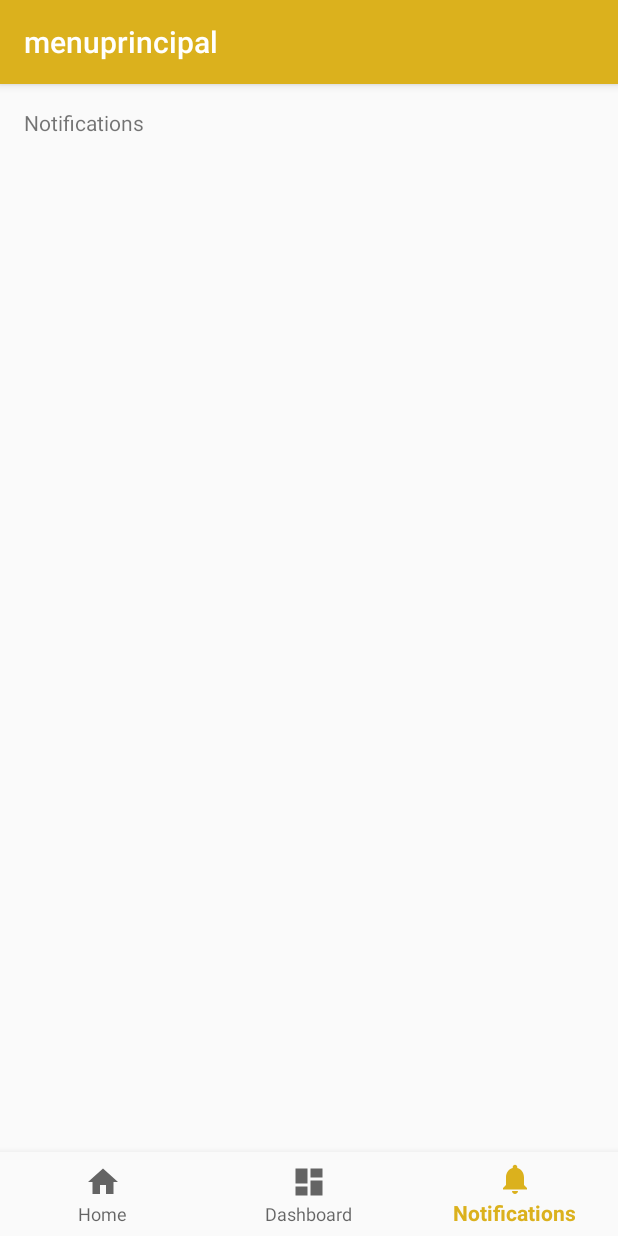
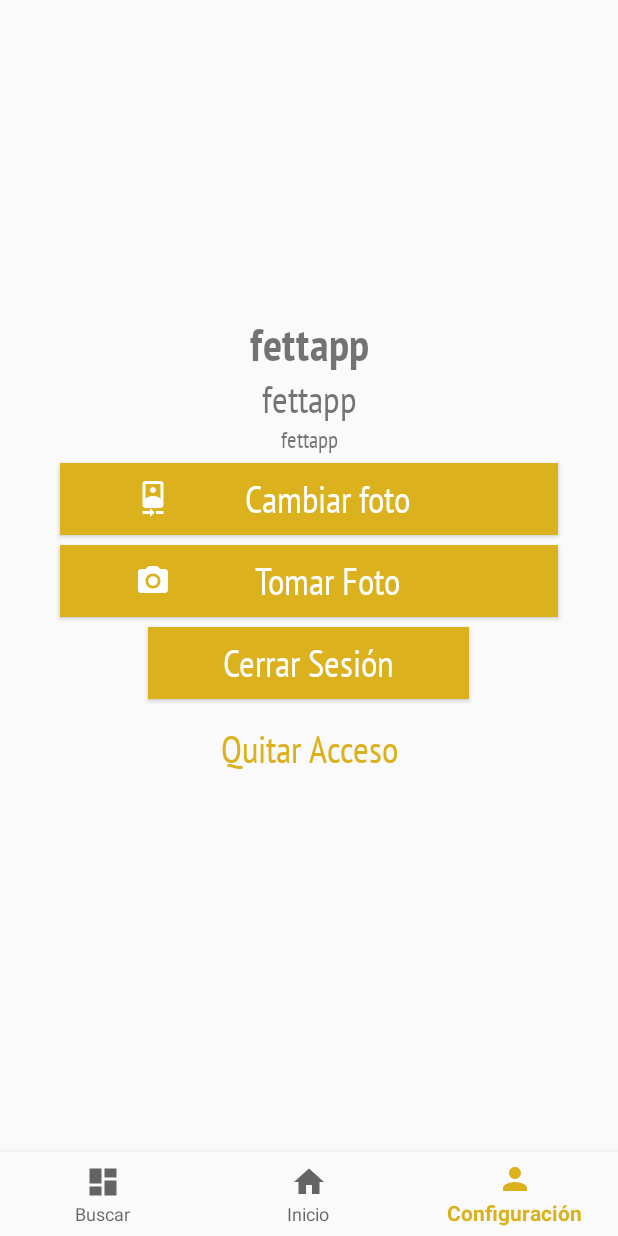
Before and after one commit to henrylopez777/PIADSW, an Android app: the menuprincipal screen opened directly, with no data from a screen before it, item 3 of the bottom bar chosen, on a phone screen of 412 x 824 dp. Run offline under Robolectric (Android 15) with nearby library versions, the phone set to English and light mode, and no system bars; pictures from the network do not load.

Commit message:
Conexion Google Exitosa
Muestra información del usuario en la pantalla configuración.
Permite el manejo de fragments desde un navigation bar.
Así mismo permite cerrar sesión y revocar accesos.

```diff
--- a/PIA/app/build.gradle
+++ b/PIA/app/build.gradle
@@ -29,6 +29,6 @@ dependencies {
     implementation 'com.google.firebase:firebase-core:16.0.1'
     implementation 'com.google.android.gms:play-services-auth:16.0.0'
     implementation 'com.google.firebase:firebase-auth:16.0.1'
-
+    implementation 'com.github.bumptech.glide:glide:3.7.0'
 }
 apply plugin: 'com.google.gms.google-services'
--- /dev/null
+++ b/PIA/app/src/main/java/com/example/henrylopez/fettapp/fragment_config.java
@@ -0,0 +1,250 @@
+package com.example.henrylopez.fettapp;
+
+import android.app.Activity;
+import android.content.Context;
+import android.content.Intent;
+import android.net.Uri;
+import android.os.Bundle;
+import android.support.annotation.NonNull;
+import android.support.v4.app.Fragment;
+import android.view.LayoutInflater;
+import android.view.View;
+import android.view.ViewGroup;
+import android.widget.Button;
+import android.widget.ImageView;
+import android.widget.TextView;
+import android.widget.Toast;
+
+import com.bumptech.glide.Glide;
+import com.google.android.gms.auth.api.Auth;
+import com.google.android.gms.auth.api.signin.GoogleSignInAccount;
+import com.google.android.gms.auth.api.signin.GoogleSignInOptions;
+import com.google.android.gms.auth.api.signin.GoogleSignInResult;
+import com.google.android.gms.common.ConnectionResult;
+import com.google.android.gms.common.api.GoogleApiClient;
+import com.google.android.gms.common.api.OptionalPendingResult;
+import com.google.android.gms.common.api.ResultCallback;
+import com.google.android.gms.common.api.Status;
+
+
+/**
+ * A simple {@link Fragment} subclass.
+ * Activities that contain this fragment must implement the
+ * {@link fragment_config.OnFragmentInteractionListener} interface
+ * to handle interaction events.
+ * Use the {@link fragment_config#newInstance} factory method to
+ * create an instance of this fragment.
+ */
+public class fragment_config extends Fragment implements GoogleApiClient.OnConnectionFailedListener {
+    // TODO: Rename parameter arguments, choose names that match
+    // the fragment initialization parameters, e.g. ARG_ITEM_NUMBER
+    private static final String ARG_PARAM1 = "param1";
+    private static final String ARG_PARAM2 = "param2";
+
+    // TODO: Rename and change types of parameters
+    private String mParam1;
+    private String mParam2;
+
+    View vista;
+    Button btnCloseSesion;
+    TextView tvNombre;
+    TextView tvEmail;
+    TextView tvIdUser;
+    ImageView ivUser;
+
+    GoogleApiClient googleApiClient;
+
+    private OnFragmentInteractionListener mListener;
+
+    public fragment_config() {
+        // Required empty public constructor
+    }
+
+    /**
+     * Use this factory method to create a new instance of
+     * this fragment using the provided parameters.
+     *
+     * @param param1 Parameter 1.
+     * @param param2 Parameter 2.
+     * @return A new instance of fragment fragment_config.
+     */
+    // TODO: Rename and change types and number of parameters
+    public static fragment_config newInstance(String param1, String param2) {
+        fragment_config fragment = new fragment_config();
+        Bundle args = new Bundle();
+        args.putString(ARG_PARAM1, param1);
+        args.putString(ARG_PARAM2, param2);
+        fragment.setArguments(args);
+        return fragment;
+    }
+
+    @Override
+    public void onCreate(Bundle savedInstanceState) {
+        super.onCreate(savedInstanceState);
+        if (getArguments() != null) {
+            mParam1 = getArguments().getString(ARG_PARAM1);
+            mParam2 = getArguments().getString(ARG_PARAM2);
+        }
+
+        //SESION GOOGLE
+        GoogleSignInOptions gso = new GoogleSignInOptions.Builder(GoogleSignInOptions.DEFAULT_SIGN_IN)
+                .requestEmail()
+                .build();
+        googleApiClient = new GoogleApiClient.Builder(getContext())
+                .enableAutoManage(getActivity(),  this)
+                .addApi(Auth.GOOGLE_SIGN_IN_API,gso)
+                .build();
+    }
+
+    //PARA NO SOBRE CARGAR LA APP Y EVITAR QUE SE CIERRE
+    @Override
+    public void onStop() {
+        super.onStop();
+        if (googleApiClient != null && googleApiClient.isConnected()) {
+            googleApiClient.stopAutoManage(getActivity());
+            googleApiClient.disconnect();
+        }
+    }
+
+    @Override
+    public View onCreateView(LayoutInflater inflater, ViewGroup container,
+                             Bundle savedInstanceState) {
+
+        //CARGAR VISTA PARA DETECTAR EVENTOS CLICK
+        vista = inflater.inflate(R.layout.fragment_fragment_config, container, false);
+
+        //BOTON CERRAR SESION
+        btnCloseSesion=vista.findViewById(R.id.btnCloseSesion);
+        btnCloseSesion.setOnClickListener(new View.OnClickListener() {
+            @Override
+            public void onClick(View view) {
+                LogOutSesionGoogle(vista);
+            }
+        });
+
+        //BOTON Revocar Accesos
+        btnCloseSesion=vista.findViewById(R.id.btnCloseSesion);
+        btnCloseSesion.setOnClickListener(new View.OnClickListener() {
+            @Override
+            public void onClick(View view) {
+                RevokeAccessGoogle(vista);
+            }
+        });
+
+        ivUser = (ImageView)vista.findViewById(R.id.ivUser);
+        tvNombre = (TextView)vista.findViewById(R.id.tvNombre);
+        tvEmail=(TextView)vista.findViewById(R.id.tvCorreo);
+        tvIdUser=(TextView)vista.findViewById(R.id.tvIdUsuario);
+
+        // Inflate the layout for this fragment
+        return vista;
+    }
+
+    //QUITAR ACCESOS
+    private void RevokeAccessGoogle(View vista) {
+        Auth.GoogleSignInApi.revokeAccess(googleApiClient).setResultCallback(new ResultCallback<Status>() {
+            @Override
+            public void onResult(@NonNull Status status) {
+                if(status.isSuccess()) {
+                    goLogInScreen();
+                } else{
+                    Toast.makeText(getContext(), R.string.revokeaccess,Toast.LENGTH_SHORT).show();
+                }
+            }
+        });
+    }
+
+    private void LogOutSesionGoogle(View vista) {
+        Auth.GoogleSignInApi.signOut(googleApiClient).setResultCallback(new ResultCallback<Status>() {
+            @Override
+            public void onResult(@NonNull Status status) {
+                if(status.isSuccess()) {
+                    goLogInScreen();
+                } else{
+                    Toast.makeText(getContext(), R.string.err_close_sesion,Toast.LENGTH_SHORT).show();
+                }
+            }
+        });
+    }
+
+
+    @Override
+    public void onStart() {
+        super.onStart();
+        OptionalPendingResult<GoogleSignInResult> opr = Auth.GoogleSignInApi.silentSignIn(googleApiClient);
+        if(opr.isDone()){
+            GoogleSignInResult result = opr.get();
+            handleSignInResult(result);
+        }else{
+            opr.setResultCallback(new ResultCallback<GoogleSignInResult>() {
+                @Override
+                public void onResult(@NonNull GoogleSignInResult googleSignInResult) {
+                    handleSignInResult(googleSignInResult);
+                }
+            });
+        }
+    }
+
+    //Asignar datos a la pantalla
+    private void handleSignInResult(GoogleSignInResult result) {
+        if(result.isSuccess()){
+            GoogleSignInAccount account = result.getSignInAccount();
+            tvNombre.setText(account.getDisplayName());
+            tvEmail.setText(account.getEmail());
+            tvIdUser.setText(account.getId());
+            Glide.with(this).load(account.getPhotoUrl()).into(ivUser);
+        }else{
+            goLogInScreen();
+        }
+    }
+
+    //Regresar al menu principal
+    private void goLogInScreen() {
+        Intent intent = new Intent(getContext(),registro_user.class);
+        intent.addFlags(Intent.FLAG_ACTIVITY_CLEAR_TOP| Intent.FLAG_ACTIVITY_CLEAR_TASK | Intent.FLAG_ACTIVITY_NEW_TASK);
+        startActivity(intent);
+    }
+
+    // TODO: Rename method, update argument and hook method into UI event
+    public void onButtonPressed(Uri uri) {
+        if (mListener != null) {
+            mListener.onFragmentInteraction(uri);
+        }
+    }
+
+    @Override
+    public void onAttach(Context context) {
+        super.onAttach(context);
+        if (context instanceof OnFragmentInteractionListener) {
+            mListener = (OnFragmentInteractionListener) context;
+        } else {
+            Toast.makeText(context, R.string.config, Toast.LENGTH_SHORT).show();
+        }
+    }
+
+    @Override
+    public void onDetach() {
+        super.onDetach();
+        mListener = null;
+    }
+
+    @Override
+    public void onConnectionFailed(@NonNull ConnectionResult connectionResult) {
+
+    }
+
+    /**
+     * This interface must be implemented by activities that contain this
+     * fragment to allow an interaction in this fragment to be communicated
+     * to the activity and potentially other fragments contained in that
+     * activity.
+     * <p>
+     * See the Android Training lesson <a href=
+     * "http://developer.android.com/training/basics/fragments/communicating.html"
+     * >Communicating with Other Fragments</a> for more information.
+     */
+    public interface OnFragmentInteractionListener {
+        // TODO: Update argument type and name
+        void onFragmentInteraction(Uri uri);
+    }
+}
--- /dev/null
+++ b/PIA/app/src/main/java/com/example/henrylopez/fettapp/fragment_start.java
@@ -0,0 +1,109 @@
+package com.example.henrylopez.fettapp;
+
+import android.content.Context;
+import android.net.Uri;
+import android.os.Bundle;
+
+import android.support.v4.app.Fragment;
+import android.view.LayoutInflater;
+import android.view.View;
+import android.view.ViewGroup;
+import android.widget.Toast;
+
+
+/**
+ * A simple {@link Fragment} subclass.
+ * Activities that contain this fragment must implement the
+ * {@link fragment_start.OnFragmentInteractionListener} interface
+ * to handle interaction events.
+ * Use the {@link fragment_start#newInstance} factory method to
+ * create an instance of this fragment.
+ */
+public class fragment_start extends Fragment {
+    // TODO: Rename parameter arguments, choose names that match
+    // the fragment initialization parameters, e.g. ARG_ITEM_NUMBER
+    private static final String ARG_PARAM1 = "param1";
+    private static final String ARG_PARAM2 = "param2";
+
+    // TODO: Rename and change types of parameters
+    private String mParam1;
+    private String mParam2;
+
+    private OnFragmentInteractionListener mListener;
+
+    public fragment_start() {
+        // Required empty public constructor
+    }
+
+    /**
+     * Use this factory method to create a new instance of
+     * this fragment using the provided parameters.
+     *
+     * @param param1 Parameter 1.
+     * @param param2 Parameter 2.
+     * @return A new instance of fragment fragment_start.
+     */
+    // TODO: Rename and change types and number of parameters
+    public static fragment_start newInstance(String param1, String param2) {
+        fragment_start fragment = new fragment_start();
+        Bundle args = new Bundle();
+        args.putString(ARG_PARAM1, param1);
+        args.putString(ARG_PARAM2, param2);
+        fragment.setArguments(args);
+        return fragment;
+    }
+
+    @Override
+    public void onCreate(Bundle savedInstanceState) {
+        super.onCreate(savedInstanceState);
+        if (getArguments() != null) {
+            mParam1 = getArguments().getString(ARG_PARAM1);
+            mParam2 = getArguments().getString(ARG_PARAM2);
+        }
+    }
+
+    @Override
+    public View onCreateView(LayoutInflater inflater, ViewGroup container,
+                             Bundle savedInstanceState) {
+        // Inflate the layout for this fragment
+        return inflater.inflate(R.layout.fragment_fragment_start, container, false);
+    }
+
+    // TODO: Rename method, update argument and hook method into UI event
+    public void onButtonPressed(Uri uri) {
+        if (mListener != null) {
+            mListener.onFragmentInteraction(uri);
+        }
+    }
+
+    @Override
+    public void onAttach(Context context) {
+        super.onAttach(context);
+        if (context instanceof OnFragmentInteractionListener) {
+            mListener = (OnFragmentInteractionListener) context;
+        } else {
+            Toast.makeText(context,R.string.start, Toast.LENGTH_SHORT).show();
+        }
+    }
+
+    @Override
+    public void onDetach() {
+        super.onDetach();
+        mListener = null;
+    }
+
+    /**
+     * This interface must be implemented by activities that contain this
+     * fragment to allow an interaction in this fragment to be communicated
+     * to the activity and potentially other fragments contained in that
+     * activity.
+     * <p>
+     * See the Android Training lesson <a href=
+     * "http://developer.android.com/training/basics/fragments/communicating.html"
+     * >Communicating with Other Fragments</a> for more information.
+     */
+    public interface OnFragmentInteractionListener {
+        // TODO: Update argument type and name
+        void onFragmentInteraction(Uri uri);
+    }
+}
--- a/PIA/app/src/main/java/com/example/henrylopez/fettapp/menuprincipal.java
+++ b/PIA/app/src/main/java/com/example/henrylopez/fettapp/menuprincipal.java
@@ -3,28 +3,34 @@ package com.example.henrylopez.fettapp;
 import android.os.Bundle;
 import android.support.annotation.NonNull;
 import android.support.design.widget.BottomNavigationView;
+
+import android.support.v4.app.FragmentManager;
+import android.support.v4.app.FragmentTransaction;
 import android.support.v7.app.AppCompatActivity;
 import android.view.MenuItem;
-import android.widget.TextView;
+import android.view.Window;
+
+
 
 public class menuprincipal extends AppCompatActivity {
-
-    private TextView mTextMessage;
 
     private BottomNavigationView.OnNavigationItemSelectedListener mOnNavigationItemSelectedListener
             = new BottomNavigationView.OnNavigationItemSelectedListener() {
 
         @Override
         public boolean onNavigationItemSelected(@NonNull MenuItem item) {
+            //METODO PARA LEER EL FRAGMENT
+            FragmentManager fragmentManager = getSupportFragmentManager();
+            FragmentTransaction transaction = fragmentManager.beginTransaction();
             switch (item.getItemId()) {
-                case R.id.navigation_home:
-                    mTextMessage.setText(R.string.title_home);
+                case R.id.navigation_search:
+                    transaction.replace(R.id.flFragment,new fragment_search()).commit();
                     return true;
-                case R.id.navigation_dashboard:
-                    mTextMessage.setText(R.string.title_dashboard);
+                case R.id.navigation_preferences: //INICIO O PREFERENCIAS
+                    transaction.replace(R.id.flFragment,new fragment_start()).commit();
                     return true;
-                case R.id.navigation_notifications:
-                    mTextMessage.setText(R.string.title_notifications);
+                case R.id.navigation_config:
+                    transaction.replace(R.id.flFragment,new fragment_config()).commit();
                     return true;
             }
             return false;
@@ -34,11 +40,21 @@ public class menuprincipal extends AppCompatActivity {
     @Override
     protected void onCreate(Bundle savedInstanceState) {
         super.onCreate(savedInstanceState);
+        //OCULTAR BARRA DE TITULO
+        requestWindowFeature(Window.FEATURE_NO_TITLE);
+        getSupportActionBar().hide();
+        //CARGAR LAYOUT
         setContentView(R.layout.activity_menuprincipal);
 
-        mTextMessage = (TextView) findViewById(R.id.message);
+        //CARGAR FRAME POR DEFECTO EL DE INICIO
+        FragmentManager fragmentManager = getSupportFragmentManager();
+        FragmentTransaction transaction = fragmentManager.beginTransaction();
+        transaction.replace(R.id.flFragment,new fragment_start()).commit();
+
+        //CARGAR BARRA DE NAVEGACION INFERIOR
         BottomNavigationView navigation = (BottomNavigationView) findViewById(R.id.navigation);
         navigation.setOnNavigationItemSelectedListener(mOnNavigationItemSelectedListener);
+        navigation.setSelectedItemId(R.id.navigation_preferences);
     }
 
 }
--- a/PIA/app/src/main/java/com/example/henrylopez/fettapp/registro_user.java
+++ b/PIA/app/src/main/java/com/example/henrylopez/fettapp/registro_user.java
@@ -41,6 +41,7 @@ public class registro_user extends AppCompatActivity implements GoogleApiClient.
                 .build();
 
         signInButton = (SignInButton) findViewById(R.id.signInButton);
+        signInButton.setSize(SignInButton.SIZE_WIDE);
         signInButton.setOnClickListener(new View.OnClickListener() {
             @Override
             public void onClick(View view) {
--- /dev/null
+++ b/PIA/app/src/main/res/drawable/ic_camera_front_black_24dp.xml
@@ -0,0 +1,5 @@
+<vector android:height="24dp" android:tint="#FFFFFF"
+    android:viewportHeight="24.0" android:viewportWidth="24.0"
+    android:width="24dp" xmlns:android="http://schemas.android.com/apk/res/android">
+    <path android:fillColor="#FF000000" android:pathData="M10,20L5,20v2h5v2l3,-3 -3,-3v2zM14,20v2h5v-2h-5zM12,8c1.1,0 2,-0.9 2,-2s-0.9,-2 -2,-2 -1.99,0.9 -1.99,2S10.9,8 12,8zM17,0L7,0C5.9,0 5,0.9 5,2v14c0,1.1 0.9,2 2,2h10c1.1,0 2,-0.9 2,-2L19,2c0,-1.1 -0.9,-2 -2,-2zM7,2h10v10.5c0,-1.67 -3.33,-2.5 -5,-2.5s-5,0.83 -5,2.5L7,2z"/>
+</vector>
--- /dev/null
+++ b/PIA/app/src/main/res/drawable/ic_photo_camera_black_24dp.xml
@@ -0,0 +1,6 @@
+<vector android:height="24dp" android:tint="#FFFFFF"
+    android:viewportHeight="24.0" android:viewportWidth="24.0"
+    android:width="24dp" xmlns:android="http://schemas.android.com/apk/res/android">
+    <path android:fillColor="#FF000000" android:pathData="M12,12m-3.2,0a3.2,3.2 0,1 1,6.4 0a3.2,3.2 0,1 1,-6.4 0"/>
+    <path android:fillColor="#FF000000" android:pathData="M9,2L7.17,4L4,4c-1.1,0 -2,0.9 -2,2v12c0,1.1 0.9,2 2,2h16c1.1,0 2,-0.9 2,-2L22,6c0,-1.1 -0.9,-2 -2,-2h-3.17L15,2L9,2zM12,17c-2.76,0 -5,-2.24 -5,-5s2.24,-5 5,-5 5,2.24 5,5 -2.24,5 -5,5z"/>
+</vector>
--- a/PIA/app/src/main/res/layout/activity_menuprincipal.xml
+++ b/PIA/app/src/main/res/layout/activity_menuprincipal.xml
@@ -7,16 +7,11 @@
     android:layout_height="match_parent"
     tools:context=".menuprincipal">
 
-    <TextView
-        android:id="@+id/message"
-        android:layout_width="wrap_content"
-        android:layout_height="wrap_content"
-        android:layout_marginLeft="@dimen/activity_horizontal_margin"
-        android:layout_marginStart="@dimen/activity_horizontal_margin"
-        android:layout_marginTop="@dimen/activity_vertical_margin"
-        android:text="@string/title_home"
-        app:layout_constraintLeft_toLeftOf="parent"
-        app:layout_constraintTop_toTopOf="parent" />
+    <FrameLayout
+        android:id="@+id/flFragment"
+        android:layout_width="match_parent"
+        android:layout_height="match_parent">
+    </FrameLayout>
 
     <android.support.design.widget.BottomNavigationView
         android:id="@+id/navigation"
--- /dev/null
+++ b/PIA/app/src/main/res/layout/fragment_fragment_config.xml
@@ -0,0 +1,123 @@
+<?xml version="1.0" encoding="utf-8"?>
+<FrameLayout xmlns:android="http://schemas.android.com/apk/res/android"
+    xmlns:tools="http://schemas.android.com/tools"
+    android:layout_width="match_parent"
+    android:layout_height="match_parent"
+    tools:context=".fragment_config"
+    >
+
+    <!-- TODO: Update blank fragment layout -->
+    <LinearLayout
+        android:layout_width="match_parent"
+        android:layout_height="match_parent"
+        android:orientation="vertical"
+        android:padding="20dp"
+        >
+
+        <ImageView
+            android:id="@+id/ivUser"
+            android:layout_width="150dp"
+            android:layout_height="150dp"
+            android:layout_gravity="center"
+            android:layout_margin="20dp"/>
+
+
+        <TextView
+            android:id="@+id/tvNombre"
+            android:layout_width="match_parent"
+            android:layout_height="wrap_content"
+            android:text="@string/app_name"
+            android:textAlignment="center"
+            android:textSize="30dp"
+            android:fontFamily="@font/pt_sans_narrow_bold"
+            />
+
+        <TextView
+            android:id="@+id/tvCorreo"
+            android:layout_width="match_parent"
+            android:layout_height="wrap_content"
+            android:text="@string/app_name"
+            android:textAlignment="center"
+            android:textSize="25dp"
+            android:fontFamily="@font/pt_sans_narrow"
+            />
+        <TextView
+            android:id="@+id/tvIdUsuario"
+            android:layout_width="match_parent"
+            android:layout_height="wrap_content"
+            android:text="@string/app_name"
+            android:textAlignment="center"
+            android:textSize="15dp"
+            android:fontFamily="@font/pt_sans_narrow"
+            />
+
+        <Button
+            android:id="@+id/btnChangePhoto"
+            android:layout_width="match_parent"
+            android:layout_height="wrap_content"
+            android:layout_marginBottom="5dp"
+            android:layout_marginLeft="20dp"
+            android:layout_marginRight="20dp"
+            android:layout_marginTop="5dp"
+            android:background="@color/colorPrimary"
+            android:drawableStart="@drawable/ic_camera_front_black_24dp"
+            android:fontFamily="@font/pt_sans_narrow"
+            android:paddingEnd="50dp"
+            android:paddingLeft="50dp"
+            android:text="Cambiar foto"
+            android:textAllCaps="false"
+            android:textColor="@color/fontWithe"
+            android:textSize="25sp"  />
+        <Button
+            android:id="@+id/btnTomarPicture"
+            android:layout_width="match_parent"
+            android:layout_height="wrap_content"
+            android:layout_marginBottom="5dp"
+            android:layout_marginLeft="20dp"
+            android:layout_marginRight="20dp"
+            android:layout_marginTop="1dp"
+            android:background="@color/colorPrimary"
+            android:drawableStart="@drawable/ic_photo_camera_black_24dp"
+            android:fontFamily="@font/pt_sans_narrow"
+            android:paddingEnd="50dp"
+            android:paddingLeft="50dp"
+            android:text="Tomar Foto"
+            android:textAllCaps="false"
+            android:textColor="@color/fontWithe"
+            android:textSize="25sp"  />
+        <Button
+            android:id="@+id/btnCloseSesion"
+            android:layout_width="wrap_content"
+            android:layout_height="wrap_content"
+            android:layout_marginBottom="5dp"
+            android:layout_marginLeft="20dp"
+            android:layout_marginRight="20dp"
+            android:layout_marginTop="1dp"
+            android:background="@color/colorPrimary"
+            android:fontFamily="@font/pt_sans_narrow"
+            android:paddingEnd="50dp"
+            android:paddingLeft="50dp"
+            android:text="Cerrar Sesión"
+            android:textAllCaps="false"
+            android:textColor="@color/fontWithe"
+            android:textSize="25sp"
+            android:layout_gravity="center"/>
+
+        <Button
+            android:id="@+id/btnRemoveAccess"
+            style="@style/Base.Widget.AppCompat.Button.Borderless"
+            android:layout_width="wrap_content"
+            android:layout_height="wrap_content"
+            android:layout_marginBottom="5dp"
+            android:layout_marginLeft="20dp"
+            android:layout_marginRight="20dp"
+            android:layout_marginTop="1dp"
+            android:fontFamily="@font/pt_sans_narrow"
+            android:text="Quitar Acceso"
+            android:textAllCaps="false"
+            android:textColor="@color/colorPrimary"
+            android:textSize="25sp"
+            android:layout_gravity="center"/>
+    </LinearLayout>
+
+</FrameLayout>
--- a/PIA/app/src/main/res/menu/navigation.xml
+++ b/PIA/app/src/main/res/menu/navigation.xml
@@ -2,18 +2,18 @@
 <menu xmlns:android="http://schemas.android.com/apk/res/android">
 
     <item
-        android:id="@+id/navigation_home"
-        android:icon="@drawable/ic_home_black_24dp"
+        android:id="@+id/navigation_search"
+        android:icon="@drawable/ic_dashboard_black_24dp"
         android:title="@string/title_home" />
 
     <item
-        android:id="@+id/navigation_dashboard"
-        android:icon="@drawable/ic_dashboard_black_24dp"
+        android:id="@+id/navigation_preferences"
+        android:icon="@drawable/ic_home_black_24dp"
         android:title="@string/title_dashboard" />
 
     <item
-        android:id="@+id/navigation_notifications"
-        android:icon="@drawable/ic_notifications_black_24dp"
+        android:id="@+id/navigation_config"
+        android:icon="@drawable/ic_person"
         android:title="@string/title_notifications" />
 
 </menu>
--- a/PIA/app/src/main/res/values/strings.xml
+++ b/PIA/app/src/main/res/values/strings.xml
@@ -20,9 +20,14 @@
     <string name="IntPass">Introduce tu contraseña</string>
     <string name="not_log_in">No se pudo iniciar sesión</string>
     <string name="title_activity_menuprincipal">menuprincipal</string>
-    <string name="title_home">Home</string>
-    <string name="title_dashboard">Dashboard</string>
-    <string name="title_notifications">Notifications</string>
+    <string name="title_home">Buscar</string>
+    <string name="title_dashboard">Inicio</string>
+    <string name="title_notifications">Configuración</string>
+    <string name="config">Configuración</string>
+    <string name="start">Inicio</string>
+    <string name="search">Buscar</string>
+    <string name="revokeaccess">Error al revocar el acceso</string>
+    <string name="err_close_sesion">Error al cerrar sesión</string>
     <!--Pantalla preferencias-->
 
     <!--Pantalla principal-->
```
Also changed, not shown: PIA/app/src/main/java/com/example/henrylopez/fettapp/fragment_search.java (added, +108 -0 lines), PIA/app/src/main/res/layout/fragment_fragment_search.xml (added, +14 -0 lines), PIA/app/src/main/res/layout/fragment_fragment_start.xml (added, +14 -0 lines), PIA/app/src/main/res/drawable/lupa.png (added).
